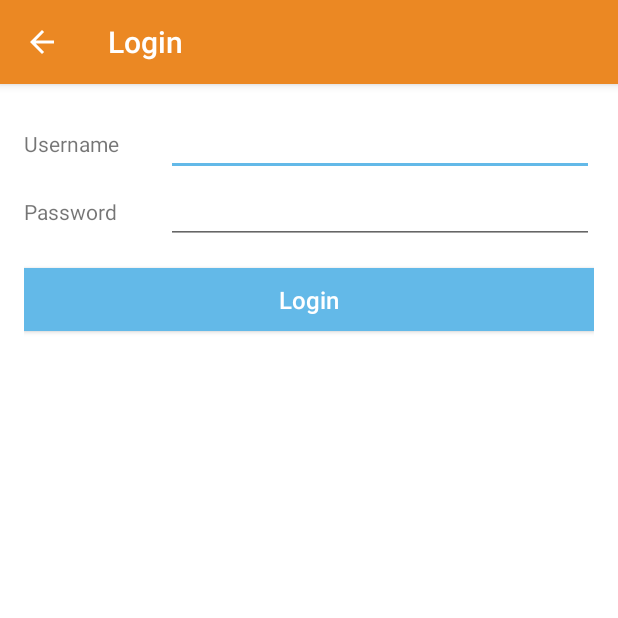
After one commit to IslamAbdalla/iec, an Android app: the Login screen opened directly, with no data from a screen before it, on a phone screen of 412 x 824 dp, the top half of it. The commit adds this screen. Run offline under Robolectric (Android 15) with nearby library versions, the phone set to English and light mode, and no system bars.

Commit message:
Modified login in

```diff
--- a/app/src/main/AndroidManifest.xml
+++ b/app/src/main/AndroidManifest.xml
@@ -15,7 +15,7 @@
             android:configChanges="orientation"
             android:label="@string/app_name"
             android:screenOrientation="portrait"
-            android:theme="@style/AppTheme.NoActionBar"></activity>
+            android:theme="@style/AppTheme.NoActionBar" />
         <activity
             android:name=".BusinessGuideActivity"
             android:configChanges="orientation"
@@ -50,6 +50,15 @@
                 android:name="android.support.PARENT_ACTIVITY"
                 android:value="com.example.islam.iec.MainActivity" />
         </activity>
+        <activity
+            android:name=".Login"
+            android:label="@string/title_activity_login"
+            android:parentActivityName=".MainActivity"
+            android:theme="@style/AppTheme.NoActionBar">
+            <meta-data
+                android:name="android.support.PARENT_ACTIVITY"
+                android:value="com.example.islam.iec.MainActivity" />
+        </activity>
     </application>
 
 </manifest>
--- /dev/null
+++ b/app/src/main/java/com/example/islam/iec/Login.java
@@ -0,0 +1,24 @@
+package com.example.islam.iec;
+
+import android.os.Bundle;
+import android.support.design.widget.FloatingActionButton;
+import android.support.design.widget.Snackbar;
+import android.support.v7.app.AppCompatActivity;
+import android.support.v7.widget.Toolbar;
+import android.view.View;
+
+public class Login extends AppCompatActivity {
+
+    @Override
+    protected void onCreate(Bundle savedInstanceState) {
+        super.onCreate(savedInstanceState);
+        setContentView(R.layout.activity_login);
+        Toolbar toolbar = (Toolbar) findViewById(R.id.toolbar);
+        setSupportActionBar(toolbar);
+
+
+        getSupportActionBar().setDisplayHomeAsUpEnabled(true);
+
+    }
+
+}
--- a/app/src/main/java/com/example/islam/iec/MainActivity.java
+++ b/app/src/main/java/com/example/islam/iec/MainActivity.java
@@ -172,6 +172,9 @@ public class MainActivity extends AppCompatActivity
                 @Override
                 public void onClick(DialogInterface dialog, int which) {
                     Toast.makeText(MainActivity.this, "You are trying to login, hurray", Toast.LENGTH_SHORT).show();
+                    Intent intent = new Intent(MainActivity.this, Login.class);
+                    startActivity(intent);
+
                 }
             });
 
--- /dev/null
+++ b/app/src/main/res/layout/activity_login.xml
@@ -0,0 +1,27 @@
+<?xml version="1.0" encoding="utf-8"?>
+<android.support.design.widget.CoordinatorLayout xmlns:android="http://schemas.android.com/apk/res/android"
+    xmlns:app="http://schemas.android.com/apk/res-auto"
+    xmlns:tools="http://schemas.android.com/tools"
+    android:layout_width="match_parent"
+    android:layout_height="match_parent"
+    android:fitsSystemWindows="true"
+    tools:context="com.example.islam.iec.Login">
+
+    <android.support.design.widget.AppBarLayout
+        android:layout_width="match_parent"
+        android:layout_height="wrap_content"
+        android:theme="@style/AppTheme.AppBarOverlay">
+
+        <android.support.v7.widget.Toolbar
+            android:id="@+id/toolbar"
+            android:layout_width="match_parent"
+            android:layout_height="?attr/actionBarSize"
+            android:background="?attr/colorPrimary"
+            app:popupTheme="@style/AppTheme.PopupOverlay" />
+
+    </android.support.design.widget.AppBarLayout>
+
+    <include layout="@layout/content_login" />
+
+
+</android.support.design.widget.CoordinatorLayout>
--- /dev/null
+++ b/app/src/main/res/layout/content_login.xml
@@ -0,0 +1,56 @@
+<?xml version="1.0" encoding="utf-8"?>
+<LinearLayout xmlns:android="http://schemas.android.com/apk/res/android"
+    xmlns:app="http://schemas.android.com/apk/res-auto"
+    xmlns:tools="http://schemas.android.com/tools"
+    android:layout_width="match_parent"
+    android:layout_height="match_parent"
+    android:paddingBottom="@dimen/activity_vertical_margin"
+    android:paddingLeft="@dimen/activity_horizontal_margin"
+    android:paddingRight="@dimen/activity_horizontal_margin"
+    android:paddingTop="@dimen/activity_vertical_margin"
+    app:layout_behavior="@string/appbar_scrolling_view_behavior"
+    tools:context="com.example.islam.iec.Login"
+    tools:showIn="@layout/activity_login"
+    android:orientation="vertical"
+    android:background="@color/white">
+
+    <LinearLayout
+        android:layout_width="match_parent"
+        android:layout_height="wrap_content"
+        android:orientation="horizontal">
+        <TextView
+            android:layout_width="0dp"
+            android:layout_height="wrap_content"
+            android:text="Username"
+            android:layout_weight="0.25"/>
+        <EditText
+            android:id="@+id/username_input"
+            android:layout_width="0dp"
+            android:layout_height="wrap_content"
+            android:layout_weight="0.75"
+            android:inputType="textNoSuggestions"/>
+    </LinearLayout>
+    <LinearLayout
+        android:layout_width="match_parent"
+        android:layout_height="wrap_content"
+        android:orientation="horizontal">
+        <TextView
+            android:layout_width="0dp"
+            android:layout_height="wrap_content"
+            android:text="Password"
+            android:layout_weight="0.25"/>
+        <EditText
+            android:layout_width="0dp"
+            android:layout_height="wrap_content"
+            android:layout_weight="0.75"
+            android:inputType="textPassword"/>
+    </LinearLayout>
+
+    <Button
+        android:layout_width="match_parent"
+        android:layout_height="wrap_content"
+        android:text="Login"
+        style="@style/BookButton"
+        android:padding="10dp"
+        android:layout_marginTop="16dp"/>
+</LinearLayout>
--- a/app/src/main/res/values/strings.xml
+++ b/app/src/main/res/values/strings.xml
@@ -19,4 +19,5 @@
     <string name="wc_desc3">The amazing finale</string>
     <string name="wc_skip">Go to home</string>
     <string name="title_activity_sign_up">Sign Up</string>
+    <string name="title_activity_login">Login</string>
 </resources>
```
